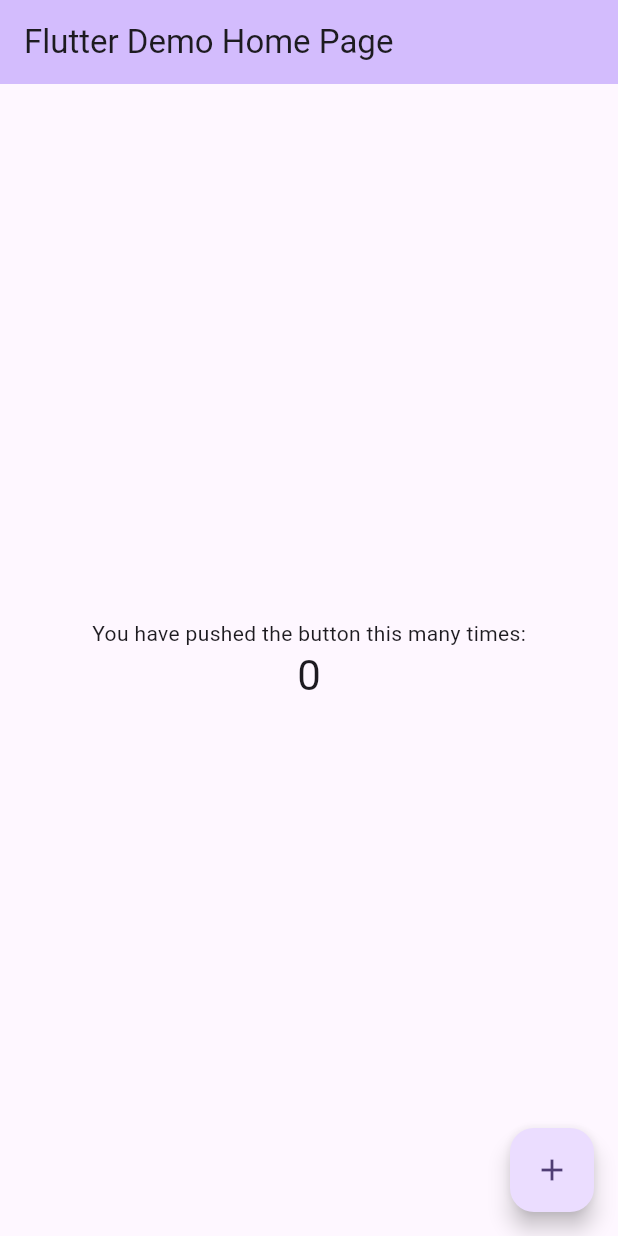
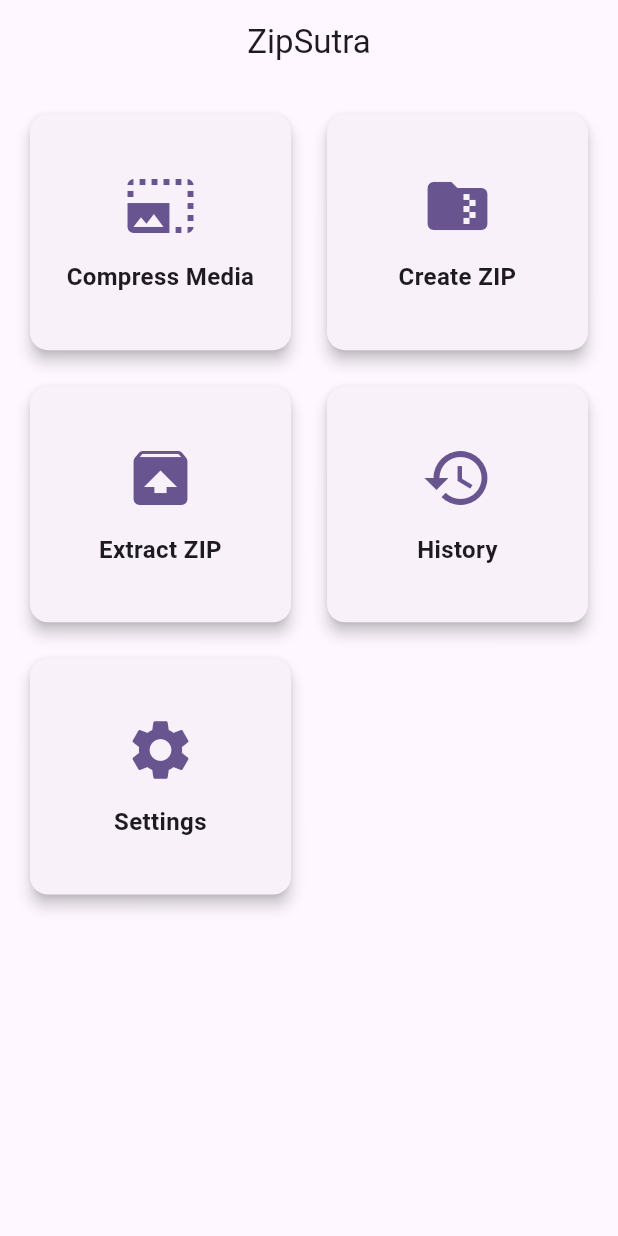
Before and after one commit to alok-2704/Zipsutra, a Flutter app: the screen it shows after launch, on a phone screen of 412 x 824 dp. Run offline on Flutter 3.47's test engine with Material 3 defaults, Android fonts, the light colour scheme and no system bars.

Commit message:
Create Flutter home screen dashboard

```diff
--- a/flutter_app/lib/main.dart
+++ b/flutter_app/lib/main.dart
@@ -1,122 +1,122 @@
 import 'package:flutter/material.dart';
 
 void main() {
-  runApp(const MyApp());
+  runApp(const ZipSutraApp());
 }
 
-class MyApp extends StatelessWidget {
-  const MyApp({super.key});
+class ZipSutraApp extends StatelessWidget {
+  const ZipSutraApp({super.key});
 
-  // This widget is the root of your application.
   @override
   Widget build(BuildContext context) {
     return MaterialApp(
-      title: 'Flutter Demo',
+      title: 'ZipSutra',
+      debugShowCheckedModeBanner: false,
       theme: ThemeData(
-        // This is the theme of your application.
-        //
-        // TRY THIS: Try running your application with "flutter run". You'll see
-        // the application has a purple toolbar. Then, without quitting the app,
-        // try changing the seedColor in the colorScheme below to Colors.green
-        // and then invoke "hot reload" (save your changes or press the "hot
-        // reload" button in a Flutter-supported IDE, or press "r" if you used
-        // the command line to start the app).
-        //
-        // Notice that the counter didn't reset back to zero; the application
-        // state is not lost during the reload. To reset the state, use hot
-        // restart instead.
-        //
-        // This works for code too, not just values: Most code changes can be
-        // tested with just a hot reload.
-        colorScheme: .fromSeed(seedColor: Colors.deepPurple),
+        colorScheme: ColorScheme.fromSeed(
+          seedColor: Colors.deepPurple,
         ),
-      home: const MyHomePage(title: 'Flutter Demo Home Page'),
+        useMaterial3: true,
+      ),
+      home: const HomeScreen(),
     );
   }
 }
 
-class MyHomePage extends StatefulWidget {
-  const MyHomePage({super.key, required this.title});
+class HomeScreen extends StatelessWidget {
+  const HomeScreen({super.key});
 
-  // This widget is the home page of your application. It is stateful, meaning
-  // that it has a State object (defined below) that contains fields that affect
-  // how it looks.
-
-  // This class is the configuration for the state. It holds the values (in this
-  // case the title) provided by the parent (in this case the App widget) and
-  // used by the build method of the State. Fields in a Widget subclass are
-  // always marked "final".
-
-  final String title;
-
-  @override
-  State<MyHomePage> createState() => _MyHomePageState();
-}
-
-class _MyHomePageState extends State<MyHomePage> {
-  int _counter = 0;
-
-  void _incrementCounter() {
-    setState(() {
-      // This call to setState tells the Flutter framework that something has
-      // changed in this State, which causes it to rerun the build method below
-      // so that the display can reflect the updated values. If we changed
-      // _counter without calling setState(), then the build method would not be
-      // called again, and so nothing would appear to happen.
-      _counter++;
-    });
-  }
+  final List<_FeatureItem> features = const [
+    _FeatureItem(
+      title: 'Compress Media',
+      icon: Icons.photo_size_select_large,
+    ),
+    _FeatureItem(
+      title: 'Create ZIP',
+      icon: Icons.folder_zip,
+    ),
+    _FeatureItem(
+      title: 'Extract ZIP',
+      icon: Icons.unarchive,
+    ),
+    _FeatureItem(
+      title: 'History',
+      icon: Icons.history,
+    ),
+    _FeatureItem(
+      title: 'Settings',
+      icon: Icons.settings,
+    ),
+  ];
 
   @override
   Widget build(BuildContext context) {
-    // This method is rerun every time setState is called, for instance as done
-    // by the _incrementCounter method above.
-    //
-    // The Flutter framework has been optimized to make rerunning build methods
-    // fast, so that you can just rebuild anything that needs updating rather
-    // than having to individually change instances of widgets.
     return Scaffold(
       appBar: AppBar(
-        // TRY THIS: Try changing the color here to a specific color (to
-        // Colors.amber, perhaps?) and trigger a hot reload to see the AppBar
-        // change color while the other colors stay the same.
-        backgroundColor: Theme.of(context).colorScheme.inversePrimary,
-        // Here we take the value from the MyHomePage object that was created by
-        // the App.build method, and use it to set our appbar title.
-        title: Text(widget.title),
+        title: const Text('ZipSutra'),
+        centerTitle: true,
       ),
-      body: Center(
-        // Center is a layout widget. It takes a single child and positions it
-        // in the middle of the parent.
+      body: Padding(
+        padding: const EdgeInsets.all(16),
+        child: GridView.builder(
+          itemCount: features.length,
+          gridDelegate: const SliverGridDelegateWithFixedCrossAxisCount(
+            crossAxisCount: 2,
+            crossAxisSpacing: 16,
+            mainAxisSpacing: 16,
+            childAspectRatio: 1.1,
+          ),
+          itemBuilder: (context, index) {
+            final feature = features[index];
+
+            return Card(
+              elevation: 4,
+              child: InkWell(
+                borderRadius: BorderRadius.circular(12),
+                onTap: () {
+                  ScaffoldMessenger.of(context).showSnackBar(
+                    SnackBar(
+                      content: Text('${feature.title} coming soon'),
+                    ),
+                  );
+                },
+                child: Padding(
+                  padding: const EdgeInsets.all(16),
                   child: Column(
-          // Column is also a layout widget. It takes a list of children and
-          // arranges them vertically. By default, it sizes itself to fit its
-          // children horizontally, and tries to be as tall as its parent.
-          //
-          // Column has various properties to control how it sizes itself and
-          // how it positions its children. Here we use mainAxisAlignment to
-          // center the children vertically; the main axis here is the vertical
-          // axis because Columns are vertical (the cross axis would be
-          // horizontal).
-          //
-          // TRY THIS: Invoke "debug painting" (choose the "Toggle Debug Paint"
-          // action in the IDE, or press "p" in the console), to see the
-          // wireframe for each widget.
-          mainAxisAlignment: .center,
+                    mainAxisAlignment: MainAxisAlignment.center,
                     children: [
-            const Text('You have pushed the button this many times:'),
+                      Icon(
+                        feature.icon,
+                        size: 48,
+                        color: Theme.of(context).colorScheme.primary,
+                      ),
+                      const SizedBox(height: 12),
                       Text(
-              '$_counter',
-              style: Theme.of(context).textTheme.headlineMedium,
+                        feature.title,
+                        textAlign: TextAlign.center,
+                        style: const TextStyle(
+                          fontSize: 16,
+                          fontWeight: FontWeight.w600,
+                        ),
                       ),
                     ],
                   ),
                 ),
-      floatingActionButton: FloatingActionButton(
-        onPressed: _incrementCounter,
-        tooltip: 'Increment',
-        child: const Icon(Icons.add),
+              ),
+            );
+          },
+        ),
       ),
     );
   }
 }
+
+class _FeatureItem {
+  final String title;
+  final IconData icon;
+
+  const _FeatureItem({
+    required this.title,
+    required this.icon,
+  });
+}
```
Lines whose indentation alone changed are shown as unchanged.
